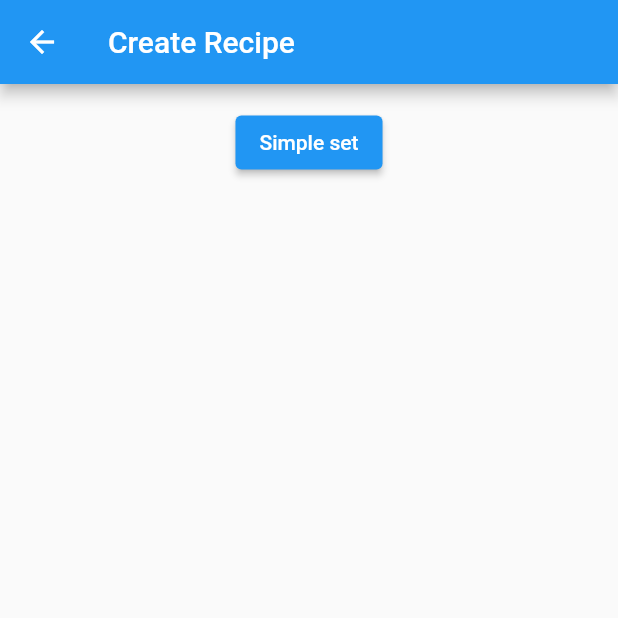
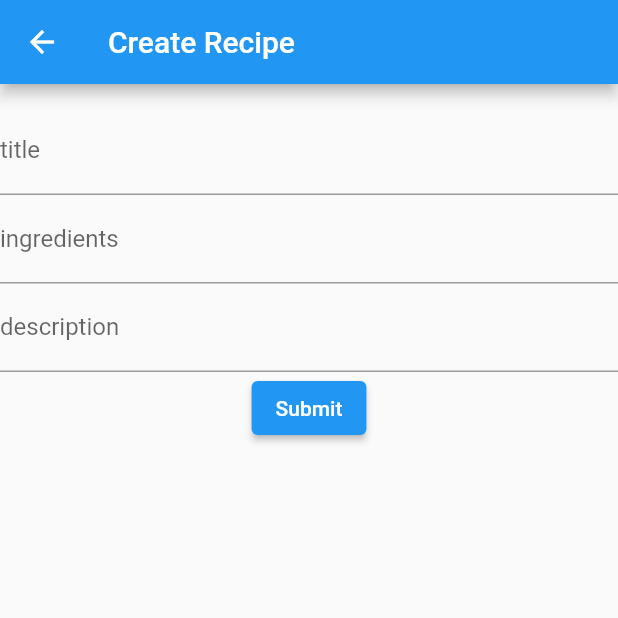
Before and after one commit to Fabian-Peter/mobile-app-dev, a Flutter app: the CreateRecipeScreen screen opened directly, on a phone screen of 412 x 824 dp, the top half of it. Run offline on Flutter 3.47's test engine with Material 2 defaults, Android fonts, the phone set to English and light mode, and no system bars; our stand-ins replace firebase_core, firebase_database, image_picker; missing offline and left inert: dart:ffi; accounts and stored records are empty.

Commit message:
Added Create Recipe Screen with rudimentary functionality

```diff
--- a/DiaBeatThis/lib/classes/recipe.dart
+++ b/DiaBeatThis/lib/classes/recipe.dart
@@ -4,14 +4,14 @@ class Recipe {
       {required this.title,
       required this.ingredients,
       required this.description,
-      required this.tags,
-      required this.nutrition,
+      this.tags,
+      this.nutrition,
       this.pictureUrl});
 
   String title;
   List<String> ingredients;
   String description;
-  List<String> tags;
-  List<String> nutrition;
+  List<String>? tags;
+  List<String>? nutrition;
   XFile? pictureUrl;
 }
--- a/DiaBeatThis/lib/screens/createRecipe_screen.dart
+++ b/DiaBeatThis/lib/screens/createRecipe_screen.dart
@@ -1,5 +1,7 @@
+import 'package:diabeatthis/screens/home_screen.dart';
 import 'package:firebase_database/firebase_database.dart';
 import 'package:flutter/material.dart';
+
 
 class CreateRecipeScreen extends StatefulWidget {
   @override
@@ -7,11 +9,24 @@ class CreateRecipeScreen extends StatefulWidget {
 }
 
 class _CreateRecipeScreenState extends State<CreateRecipeScreen> {
-  final database = FirebaseDatabase(databaseURL: "https://diabeathis-f8ee3-default-rtdb.europe-west1.firebasedatabase.app").reference();
+  final database = FirebaseDatabase(
+          databaseURL:
+              "https://diabeathis-f8ee3-default-rtdb.europe-west1.firebasedatabase.app")
+      .reference();
 
   @override
   Widget build(BuildContext context) {
-    final postRef = database.child('post/');
+    TextEditingController titleController = TextEditingController();
+    TextEditingController ingredientsController = TextEditingController();
+    TextEditingController descriptionController = TextEditingController();
+
+    @override
+    void dispose() {
+      titleController.dispose();
+      ingredientsController.dispose();
+      descriptionController.dispose();
+      super.dispose();
+    }
 
     return Scaffold(
       appBar: AppBar(
@@ -22,14 +37,40 @@ class _CreateRecipeScreenState extends State<CreateRecipeScreen> {
         padding: const EdgeInsets.only(top: 15.0),
         child: Column(
           children: [
+            TextFormField(
+              controller: titleController,
+              decoration: InputDecoration(labelText: 'title'),
+            ),
+            TextFormField(
+              controller: ingredientsController,
+              keyboardType: TextInputType.multiline,
+              maxLines: null, //Endlessly writable
+              decoration: InputDecoration(labelText: 'ingredients'),
+            ),
+            TextFormField(
+              controller: descriptionController,
+              keyboardType: TextInputType.multiline,
+              maxLines: null,
+              decoration: InputDecoration(labelText: 'description'),
+            ),
             ElevatedButton(
                 onPressed: () {
-                  postRef.set({
-                    'description': 'Vanilla Pudding',
-                    'instructions': 'Just boil water'
-                  }).then((_) => print("call has been made"));
+                  final newRecipe = <String, dynamic>{
+                    'title': titleController.text,
+                    'description': descriptionController.text,
+                    'ingredients': ingredientsController.text
+                  };
+
+                  database
+                      .child('recipes')
+                      .push()
+                      .set(newRecipe)
+                      .then((_) => print("call has been made"));
+                  dispose();
+                  Navigator.push(context,
+                      MaterialPageRoute(builder: (context) => HomeScreen()));
                 },
-                child: Text('Simple set'))
+                child: Text('Submit'))
           ],
         ),
       )),
```
